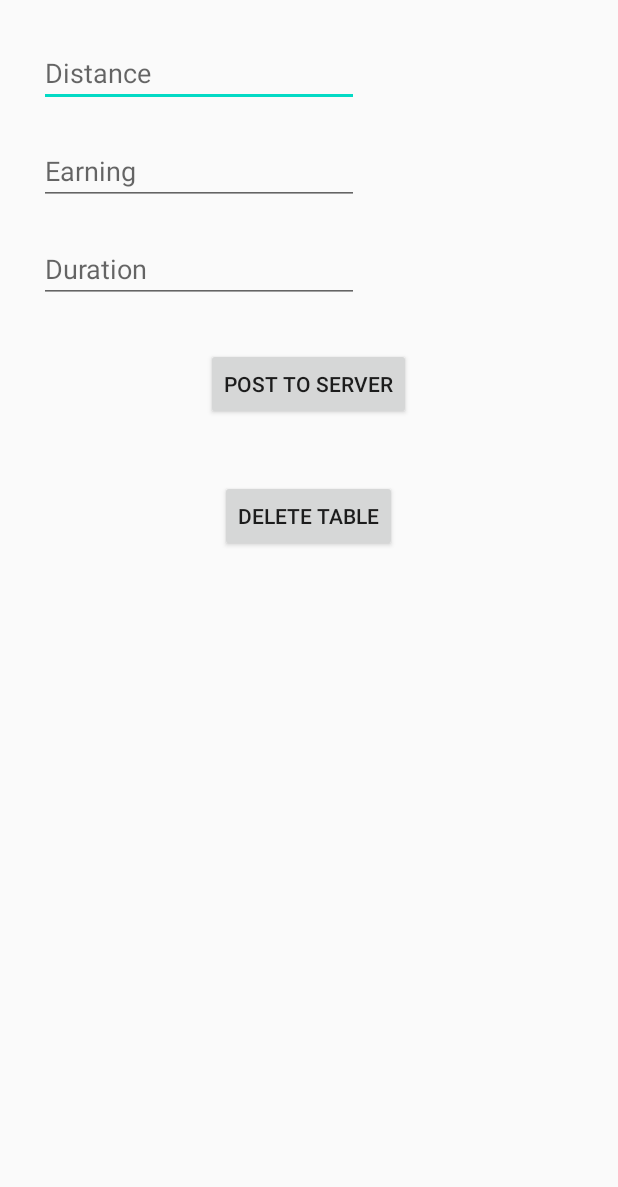
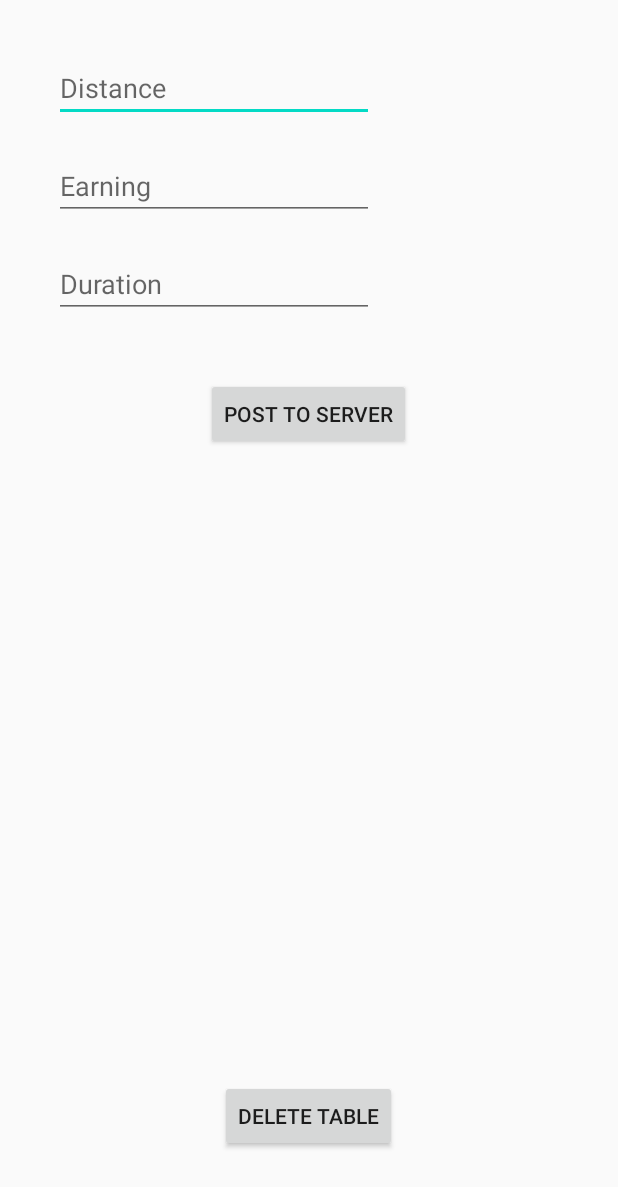
Before and after one commit to navgarg/UI_App, an Android app: the AddRide screen opened directly, with no data from a screen before it, on a phone screen of 412 x 824 dp. Shown: the top 1187 px of the screen. Run offline under Robolectric (Android 15) with nearby library versions, the phone set to English and light mode, and no system bars; our stand-ins replace Firebase (no records; nobody signed in at launch, a user with empty details on screens opened directly), Volley.

Commit message:
Added CRUD functionality

```diff
--- a/app/src/main/res/layout/activity_add_ride.xml
+++ b/app/src/main/res/layout/activity_add_ride.xml
@@ -1,9 +1,9 @@
 <?xml version="1.0" encoding="utf-8"?>
-<LinearLayout xmlns:android="http://schemas.android.com/apk/res/android"
+<RelativeLayout xmlns:android="http://schemas.android.com/apk/res/android"
     xmlns:app="http://schemas.android.com/apk/res-auto"
     xmlns:tools="http://schemas.android.com/tools"
     android:layout_width="match_parent"
-    android:layout_margin="16dp"
+    android:layout_margin="26dp"
     android:orientation="vertical"
     android:layout_height="match_parent"
     tools:context=".AddRide">
@@ -18,6 +18,7 @@
         android:layout_margin="10dp" />
 
     <EditText
+        android:layout_below="@+id/edit_text_dist"
         android:id="@+id/edit_text_earn"
         android:layout_width="wrap_content"
         android:layout_height="wrap_content"
@@ -27,6 +28,7 @@
         android:layout_margin="10dp" />
 
     <EditText
+        android:layout_below="@+id/edit_text_earn"
         android:id="@+id/edit_text_dur"
         android:layout_width="wrap_content"
         android:layout_height="wrap_content"
@@ -36,18 +38,20 @@
         android:layout_margin="10dp" />
 
     <Button
+        android:layout_below="@+id/edit_text_dur"
         android:id="@+id/post"
         android:layout_width="wrap_content"
         android:layout_height="wrap_content"
-        android:layout_margin="20dp"
+        android:layout_margin="30dp"
         android:text="Post to server"
-        android:layout_gravity="center_horizontal"/>
+        android:layout_centerHorizontal="true"/>
 
     <Button
         android:id="@+id/delete"
         android:layout_width="wrap_content"
         android:layout_height="wrap_content"
-        android:layout_margin="20dp"
+        android:layout_margin="30dp"
         android:text="Delete Table"
-        android:layout_gravity="center_horizontal"/>
-</LinearLayout>
+        android:layout_alignParentBottom="true"
+        android:layout_centerHorizontal="true"/>
+</RelativeLayout>
```
